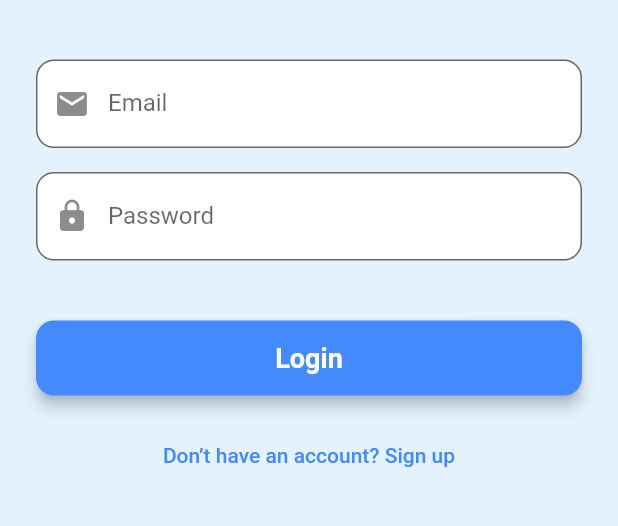
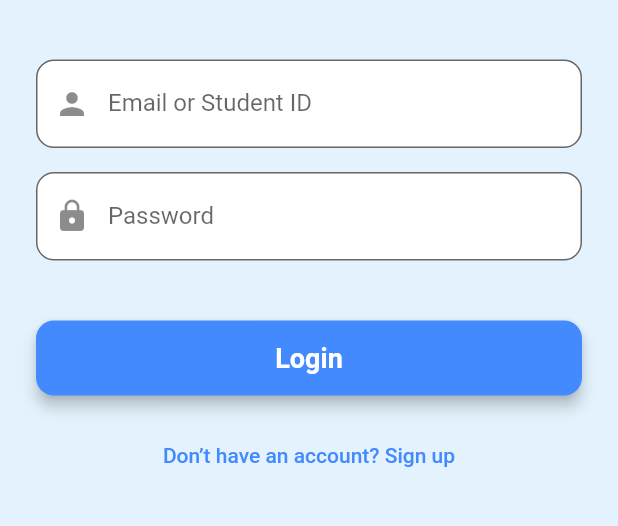
Before and after one commit to JBoT21/6150_Grad_Proj, a Flutter app: the screen it shows after launch, on a phone screen of 412 x 824 dp, the part 491-1017 px from its top. Run offline on Flutter 3.47's test engine with Material 3 defaults, Android fonts, the phone set to English and light mode, and no system bars; our stand-ins replace audioplayers, flutter_tts, shared_preferences, speech_to_text, sqflite; missing offline and left inert: record; accounts and stored records are empty.

Commit message:
read me and login change

```diff
--- a/lib/screens/login.dart
+++ b/lib/screens/login.dart
@@ -87,8 +87,8 @@ class _LoginScreenState extends State<LoginScreen> {
               TextField(
                 controller: _emailController,
                 decoration: InputDecoration(
-                  labelText: "Email",
-                  prefixIcon: const Icon(Icons.email),
+                  labelText: "Email or Student ID",
+                  prefixIcon: const Icon(Icons.person),
                   border: OutlineInputBorder(
                     borderRadius: BorderRadius.circular(12),
                   ),
```
Also changed, not shown: 1 other file.
